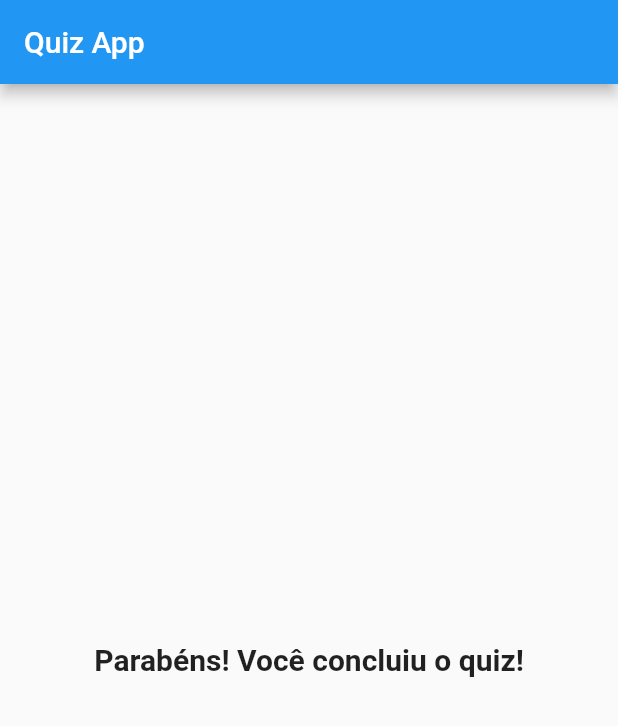
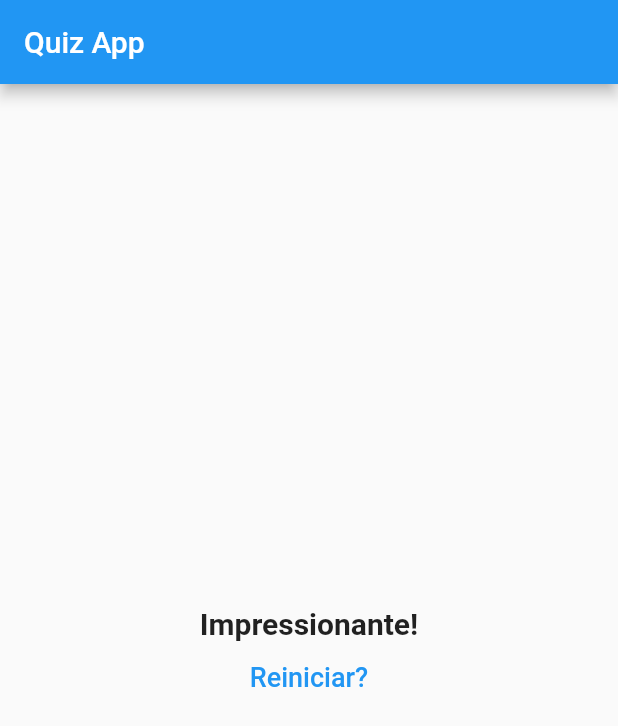
Before and after one commit to DjalmaHenry/quiz-mobile, a Flutter app: the screen it shows after launch, after a tap on "Azul", after a tap on "Gato", after a tap on "Star Wars", on a phone screen of 412 x 824 dp. Shown: the top 726 px of the screen. Run offline on Flutter 3.47's test engine with Material 2 defaults, Android fonts, the phone set to English and light mode, and no system bars.

```diff
--- a/lib/main.dart
+++ b/lib/main.dart
@@ -6,33 +6,52 @@ main() => runApp(PerguntaApp());
 
 class _PerguntaAppState extends State<PerguntaApp> {
   var _perguntaSelecionada = 0;
+  var _pontuacaoTotal = 0;
 
   final List<Map<String, Object>> _perguntas = const [
     {
       'texto': 'Qual é a sua cor favorita?',
-      'respostas': ['Azul', 'Vermelho', 'Verde', 'Preto'],
+      'respostas': [
+        {'texto': 'Azul', 'pontuacao': 8},
+        {'texto': 'Vermelho', 'pontuacao': 4},
+        {'texto': 'Verde', 'pontuacao': 6},
+        {'texto': 'Preto', 'pontuacao': 10},
+      ],
     },
     {
       'texto': 'Qual é o seu animal favorito?',
-      'respostas': ['Cachorro', 'Gato', 'Pássaro', 'Peixe'],
+      'respostas': [
+        {'texto': 'Cachorro', 'pontuacao': 10},
+        {'texto': 'Gato', 'pontuacao': 8},
+        {'texto': 'Pássaro', 'pontuacao': 6},
+        {'texto': 'Peixe', 'pontuacao': 4},
+      ],
     },
     {
       'texto': 'Qual é o seu filme favorito?',
       'respostas': [
-        'De volta para o futuro',
-        'Harry Potter',
-        'Star Wars',
-        'Sexta-Feira 13'
+        {'texto': 'De volta para o futuro', 'pontuacao': 6},
+        {'texto': 'Harry Potter', 'pontuacao': 10},
+        {'texto': 'Star Wars', 'pontuacao': 8},
+        {'texto': 'Sexta-Feira 13', 'pontuacao': 4},
       ],
     },
   ];
 
-  void _responder() {
+  void _responder(int pontuacao) {
     if (temPerguntaSelecionada) {
       setState(() {
         _perguntaSelecionada++;
+        _pontuacaoTotal += pontuacao;
       });
     }
+  }
+
+  void _reiniciarQuestionario() {
+    setState(() {
+      _perguntaSelecionada = 0;
+      _pontuacaoTotal = 0;
+    });
   }
 
   bool get temPerguntaSelecionada {
@@ -53,7 +72,7 @@ class _PerguntaAppState extends State<PerguntaApp> {
                 perguntaSelecionada: _perguntaSelecionada,
                 quandoResponder: _responder,
               )
-            : Resultado(),
+            : Resultado(_pontuacaoTotal, _reiniciarQuestionario),
       ),
     );
   }
--- a/lib/questionario.dart
+++ b/lib/questionario.dart
@@ -5,7 +5,7 @@ import './resposta.dart';
 class Questionario extends StatelessWidget {
   final List<Map<String, Object>> perguntas;
   final int perguntaSelecionada;
-  final void Function() quandoResponder;
+  final void Function(int) quandoResponder;
 
   const Questionario({
     required this.perguntas,
@@ -19,13 +19,16 @@ class Questionario extends StatelessWidget {
 
   @override
   Widget build(BuildContext context) {
-    List<String> respostas = temPerguntaSelecionada
+    List<Map<String, Object>> respostas = temPerguntaSelecionada
         ? perguntas[perguntaSelecionada].cast()['respostas']
         : [];
     return Column(
       children: <Widget>[
         Questao(perguntas[perguntaSelecionada]['texto'].toString()),
-        ...respostas.map((t) => Resposta(t, quandoResponder)).toList(),
+        ...respostas.map((resp) {
+          return Resposta(resp['texto'].toString(),
+              () => quandoResponder(int.parse(resp['pontuacao'].toString())));
+        }).toList(),
       ],
     );
   }
--- a/lib/resultado.dart
+++ b/lib/resultado.dart
@@ -1,17 +1,51 @@
 import 'package:flutter/material.dart';
 
 class Resultado extends StatelessWidget {
+  final int pontuacao;
+  final void Function() quandoReiniciarQuestionario;
+
+  const Resultado(this.pontuacao, this.quandoReiniciarQuestionario);
+
+  String get fraseResultado {
+    if (pontuacao < 13) {
+      return 'Você pode melhorar!';
+    } else if (pontuacao < 19) {
+      return 'Você é bom!';
+    } else if (pontuacao < 25) {
+      return 'Impressionante!';
+    } else {
+      return 'Espetacular!';
+    }
+  }
+
   @override
   Widget build(BuildContext context) {
-    return const Center(
-      child: Text(
-        'Parabéns! Você concluiu o quiz!',
-        style: TextStyle(
-          fontSize: 20,
-          fontWeight: FontWeight.bold,
+    return Column(
+      mainAxisAlignment: MainAxisAlignment.center,
+      children: [
+        Center(
+          child: Text(
+            fraseResultado,
+            style: const TextStyle(
+              fontSize: 20,
+              fontWeight: FontWeight.bold,
+            ),
+            textAlign: TextAlign.center,
+          ),
         ),
-        textAlign: TextAlign.center,
-      ),
+        TextButton(
+          style: TextButton.styleFrom(
+            primary: Colors.blue,
+          ),
+          onPressed: quandoReiniciarQuestionario,
+          child: const Text(
+            'Reiniciar?',
+            style: TextStyle(
+              fontSize: 18,
+            ),
+          ),
+        ),
+      ],
     );
   }
 }
```
